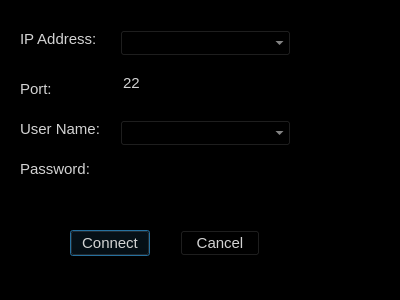
First picture: the form in form/OpenTerminalDialog.ui, repository Qivaz/QEditor, before the edit.
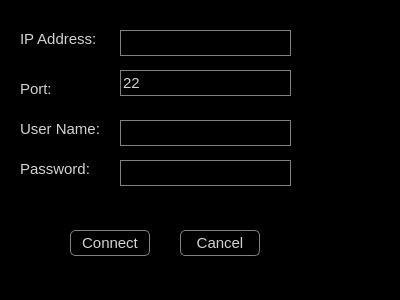
Second picture: the form after the edit.

Commit message: Support Terminal SSH function.

What changed in the file:
```diff
--- a/form/OpenTerminalDialog.ui
+++ b/form/OpenTerminalDialog.ui
@@ -29,25 +29,6 @@
     <string>IP Address:</string>
    </property>
   </widget>
-  <widget class="QComboBox" name="comboBoxIp">
-   <property name="geometry">
-    <rect>
-     <x>120</x>
-     <y>30</y>
-     <width>171</width>
-     <height>26</height>
-    </rect>
-   </property>
-   <property name="styleSheet">
-    <string notr="true"/>
-   </property>
-   <property name="currentText">
-    <string/>
-   </property>
-   <property name="currentIndex">
-    <number>-1</number>
-   </property>
-  </widget>
   <widget class="QLabel" name="labelPort">
    <property name="geometry">
     <rect>
@@ -70,6 +51,9 @@
      <height>26</height>
     </rect>
    </property>
+   <property name="styleSheet">
+    <string notr="true">border: 1px solid gray;</string>
+   </property>
    <property name="text">
     <string>22</string>
    </property>
@@ -90,19 +74,6 @@
     <string>User Name:</string>
    </property>
   </widget>
-  <widget class="QComboBox" name="comboBoxUser">
-   <property name="geometry">
-    <rect>
-     <x>120</x>
-     <y>120</y>
-     <width>171</width>
-     <height>26</height>
-    </rect>
-   </property>
-   <property name="currentText">
-    <string/>
-   </property>
-  </widget>
   <widget class="QLabel" name="labelPwd">
    <property name="geometry">
     <rect>
@@ -125,6 +96,9 @@
      <height>26</height>
     </rect>
    </property>
+   <property name="styleSheet">
+    <string notr="true">border: 1px solid gray;</string>
+   </property>
    <property name="text">
     <string/>
    </property>
@@ -144,6 +118,9 @@
      <height>26</height>
     </rect>
    </property>
+   <property name="styleSheet">
+    <string notr="true">QPushButton{border: 1px solid gray;border-radius:5px;} QPushButton:hover{ border-color: lightgray; background-color: rgb(54, 54, 54);} QPushButton:pressed{ background-color: rgb(28, 28, 28); }</string>
+   </property>
    <property name="text">
     <string>Connect</string>
    </property>
@@ -157,10 +134,51 @@
      <height>26</height>
     </rect>
    </property>
+   <property name="styleSheet">
+    <string notr="true">QPushButton{border: 1px solid gray;border-radius:5px;} QPushButton:hover{ border-color: lightgray; background-color: rgb(54, 54, 54);} QPushButton:pressed{ background-color: rgb(28, 28, 28); }</string>
+   </property>
    <property name="text">
     <string>Cancel</string>
    </property>
   </widget>
+  <widget class="QLineEdit" name="lineEditIp">
+   <property name="geometry">
+    <rect>
+     <x>120</x>
+     <y>30</y>
+     <width>171</width>
+     <height>26</height>
+    </rect>
+   </property>
+   <property name="styleSheet">
+    <string notr="true">border: 1px solid gray;</string>
+   </property>
+   <property name="text">
+    <string/>
+   </property>
+   <property name="placeholderText">
+    <string/>
+   </property>
+  </widget>
+  <widget class="QLineEdit" name="lineEditUser">
+   <property name="geometry">
+    <rect>
+     <x>120</x>
+     <y>120</y>
+     <width>171</width>
+     <height>26</height>
+    </rect>
+   </property>
+   <property name="styleSheet">
+    <string notr="true">border: 1px solid gray;</string>
+   </property>
+   <property name="text">
+    <string/>
+   </property>
+   <property name="placeholderText">
+    <string/>
+   </property>
+  </widget>
  </widget>
  <resources/>
  <connections/>
```
Left out of the diff: 8 changed lines with no effect on the pictures. The commit also changes 19 other files.
